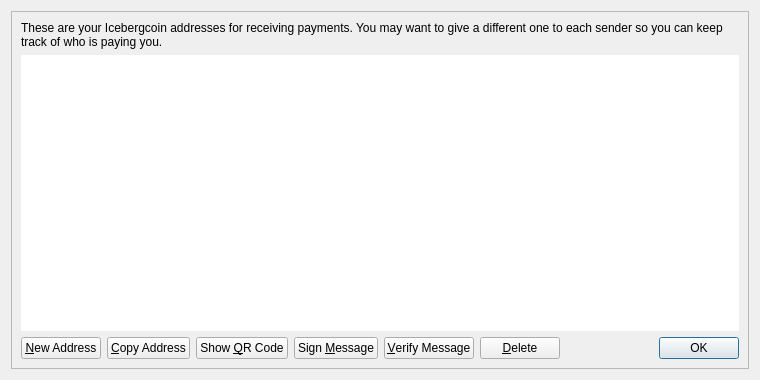
First picture: the form in src/qt/forms/addressbookpage.ui, repository onednots/odns, before the edit.
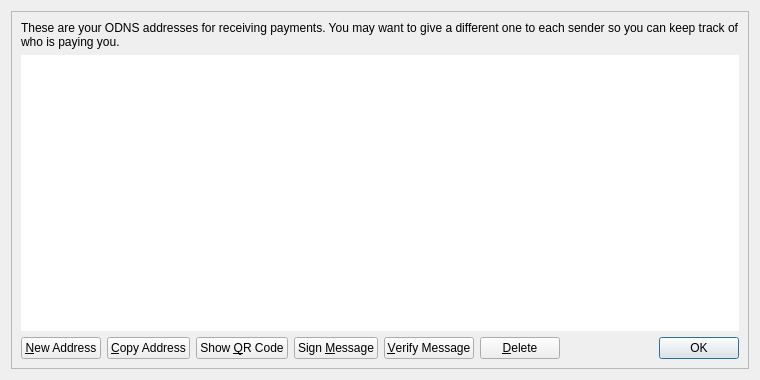
Second picture: the form after the edit. Icons and pictures are not drawn.

What changed in the file:
```diff
--- a/src/qt/forms/addressbookpage.ui
+++ b/src/qt/forms/addressbookpage.ui
@@ -26,7 +26,7 @@
       <item>
        <widget class="QLabel" name="labelExplanation">
         <property name="text">
-         <string>These are your Icebergcoin addresses for receiving payments. You may want to give a different one to each sender so you can keep track of who is paying you.</string>
+         <string>These are your ODNS addresses for receiving payments. You may want to give a different one to each sender so you can keep track of who is paying you.</string>
         </property>
         <property name="textFormat">
          <enum>Qt::PlainText</enum>
```
Left out of the diff: 4 changed lines with no effect on the pictures.
